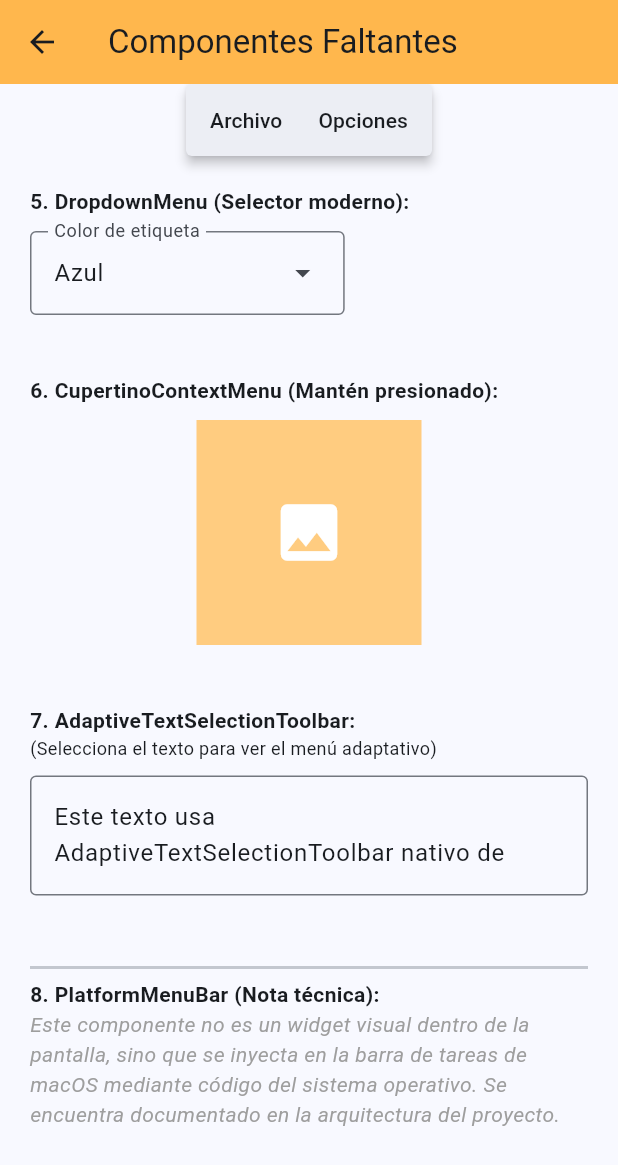
After one commit to Fantastic-Dream-Team/editorNotas, a Flutter app: the MissingComponentsScreen screen opened directly, on a phone screen of 412 x 824 dp. The commit adds this screen. Shown: the top 1165 px of the screen. Run offline on Flutter 3.47's test engine with Material 3 defaults, Android fonts, the light colour scheme and no system bars.

Commit message:
tengo sueño

```diff
--- /dev/null
+++ b/editor_de_notas/lib/components_screen.dart
@@ -0,0 +1,163 @@
+import 'package:flutter/cupertino.dart';
+import 'package:flutter/material.dart';
+import 'package:flutter/services.dart';
+
+class MissingComponentsScreen extends StatefulWidget {
+  const MissingComponentsScreen({super.key});
+
+  @override
+  State<MissingComponentsScreen> createState() => _MissingComponentsScreenState();
+}
+
+class _MissingComponentsScreenState extends State<MissingComponentsScreen> {
+  bool _isOptionActive = false;
+  int _radioValue = 1;
+  String _selectedColor = "Azul";
+
+  @override
+  Widget build(BuildContext context) {
+    return Scaffold(
+      appBar: AppBar(
+        title: const Text('Componentes Faltantes'),
+        backgroundColor: Colors.orange.shade300,
+      ),
+      body: Column(
+        children: [
+          // 1. MenuBar (Barra superior)
+          MenuBar(
+            children: [
+              SubmenuButton(
+                menuChildren: [
+                  MenuItemButton(
+                    // 2. SingleActivator (Atajos de teclado)
+                    shortcut: const SingleActivator(LogicalKeyboardKey.keyN, control: true),
+                    onPressed: () => _showMsg("Nuevo archivo creado"),
+                    child: const Text('Nuevo (Ctrl+N)'),
+                  ),
+                  // 3. CheckmarkMenuItem (Implementación nativa correcta M3)
+                  MenuItemButton(
+                    onPressed: () {
+                      setState(() {
+                        _isOptionActive = !_isOptionActive;
+                      });
+                    },
+                    leadingIcon: Icon(
+                      _isOptionActive ? Icons.check_box : Icons.check_box_outline_blank
+                    ),
+                    child: const Text("Modo lectura"),
+                  ),
+                ],
+                child: const Text('Archivo'),
+              ),
+              SubmenuButton(
+                menuChildren: [
+                  // 4. RadioMenuItem (Implementación nativa correcta M3)
+                  MenuItemButton(
+                    onPressed: () => setState(() => _radioValue = 1),
+                    leadingIcon: Icon(
+                      _radioValue == 1 ? Icons.radio_button_checked : Icons.radio_button_off
+                    ),
+                    child: const Text("Prioridad Alta"),
+                  ),
+                  MenuItemButton(
+                    onPressed: () => setState(() => _radioValue = 2),
+                    leadingIcon: Icon(
+                      _radioValue == 2 ? Icons.radio_button_checked : Icons.radio_button_off
+                    ),
+                    child: const Text("Prioridad Baja"),
+                  ),
+                ],
+                child: const Text('Opciones'),
+              ),
+            ],
+          ),
+
+          Expanded(
+            child: SingleChildScrollView(
+              padding: const EdgeInsets.all(20),
+              child: Column(
+                crossAxisAlignment: CrossAxisAlignment.start,
+                children: [
+                  const Text("5. DropdownMenu (Selector moderno):", style: TextStyle(fontWeight: FontWeight.bold)),
+                  const SizedBox(height: 10),
+                  // 5. DropdownMenu (Firma correcta de items)
+                  DropdownMenu<String>(
+                    initialSelection: _selectedColor,
+                    label: const Text("Color de etiqueta"),
+                    onSelected: (String? value) {
+                      if (value != null) {
+                        setState(() => _selectedColor = value);
+                      }
+                    },
+                    dropdownMenuEntries: const [
+                      DropdownMenuEntry(value: "Rojo", label: "Rojo"),
+                      DropdownMenuEntry(value: "Azul", label: "Azul"),
+                      DropdownMenuEntry(value: "Verde", label: "Verde"),
+                    ],
+                  ),
+
+                  const SizedBox(height: 40),
+                  const Text("6. CupertinoContextMenu (Mantén presionado):", style: TextStyle(fontWeight: FontWeight.bold)),
+                  const SizedBox(height: 10),
+                  // 6. CupertinoContextMenu
+                  Center(
+                    child: SizedBox(
+                      width: 150,
+                      height: 150,
+                      child: CupertinoContextMenu(
+                        actions: [
+                          CupertinoContextMenuAction(
+                            onPressed: () => Navigator.pop(context),
+                            child: const Text('Ver detalle'),
+                          ),
+                          CupertinoContextMenuAction(
+                            onPressed: () => Navigator.pop(context),
+                            isDestructiveAction: true,
+                            child: const Text('Borrar'),
+                          ),
+                        ],
+                        child: Container(
+                          color: Colors.orange.shade200,
+                          child: const Icon(Icons.image, size: 50, color: Colors.white),
+                        ),
+                      ),
+                    ),
+                  ),
+
+                  const SizedBox(height: 40),
+                  const Text("7. AdaptiveTextSelectionToolbar:", style: TextStyle(fontWeight: FontWeight.bold)),
+                  const Text("(Selecciona el texto para ver el menú adaptativo)", style: TextStyle(fontSize: 12)),
+                  const SizedBox(height: 10),
+                  // 7. AdaptiveTextSelectionToolbar (Firma de construcción sin errores)
+                  TextField(
+                    maxLines: 2,
+                    decoration: const InputDecoration(border: OutlineInputBorder()),
+                    controller: TextEditingController(text: "Este texto usa AdaptiveTextSelectionToolbar nativo de Flutter."),
+                    contextMenuBuilder: (context, editableTextState) {
+                      return AdaptiveTextSelectionToolbar.buttonItems(
+                        anchors: editableTextState.contextMenuAnchors,
+                        buttonItems: editableTextState.contextMenuButtonItems,
+                      );
+                    },
+                  ),
+
+                  const SizedBox(height: 40),
+                  const Divider(thickness: 2),
+                  const Text("8. PlatformMenuBar (Nota técnica):", style: TextStyle(fontWeight: FontWeight.bold)),
+                  const Text(
+                    "Este componente no es un widget visual dentro de la pantalla, sino que se inyecta en la barra de tareas de macOS mediante código del sistema operativo. Se encuentra documentado en la arquitectura del proyecto.",
+                    style: TextStyle(fontStyle: FontStyle.italic, color: Colors.grey),
+                  ),
+                ],
+              ),
+            ),
+          ),
+        ],
+      ),
+    );
+  }
+
+  void _showMsg(String msg) {
+    ScaffoldMessenger.of(context).showSnackBar(SnackBar(content: Text(msg)));
+  }
+}
```
Also changed, not shown: editor_de_notas/lib/screens/home_screen.dart (+81 -190 lines), editor_de_notas/pubspec.lock, 1 other file.
